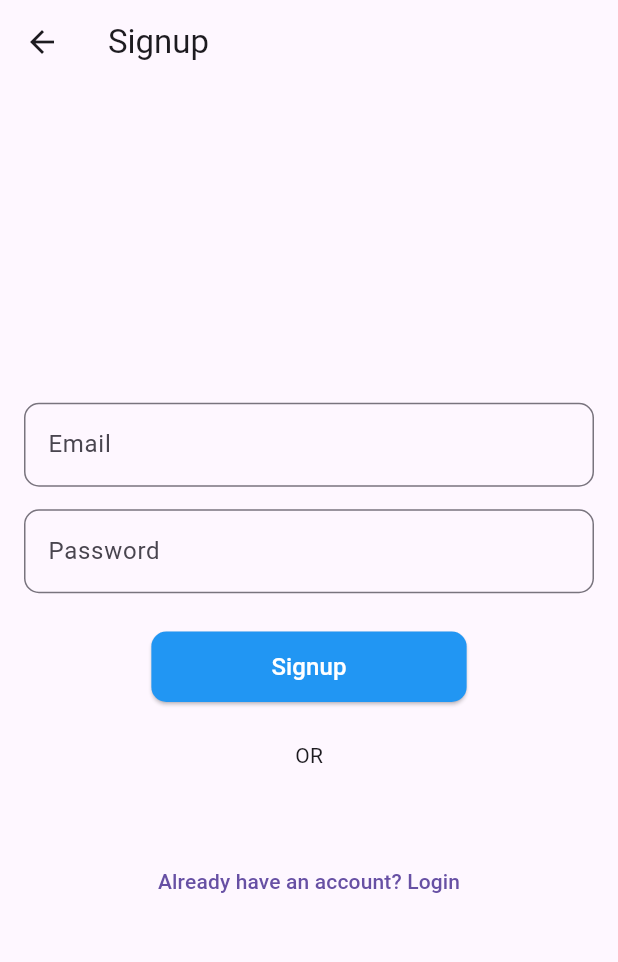
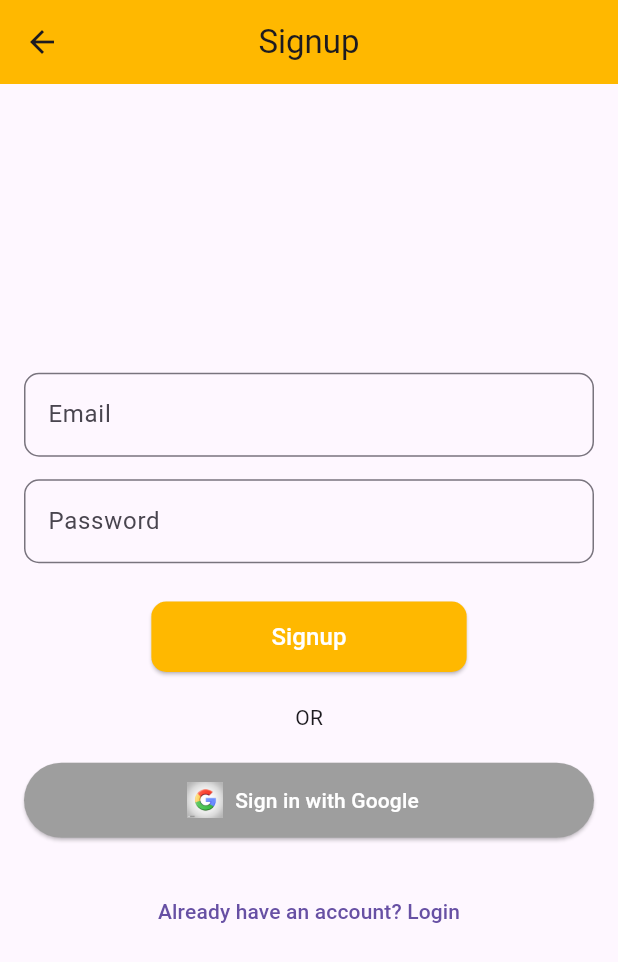
Before and after one commit to Qamar80/chatboot, a Flutter app: the SignupScreen screen opened by its route, on a phone screen of 412 x 824 dp. Shown: the top 962 px of the screen. Run offline on Flutter 3.47's test engine with Material 3 defaults, Android fonts, the phone set to English and light mode, and no system bars; our stand-ins replace firebase_auth, firebase_core, get, google_sign_in; accounts and stored records are empty.

Commit message:
change ui

```diff
--- a/lib/view/auth/signup_screen.dart
+++ b/lib/view/auth/signup_screen.dart
@@ -1,22 +1,33 @@
 import 'package:flutter/material.dart';
 import 'package:get/get.dart';
-
 import '../../controllers/auth_controller.dart';
 import '../../widgets/our_button.dart';
 import '../../widgets/our_textField.dart';
+import '../../constants/colors.dart';
 
+class SignupScreen extends StatefulWidget {
+  const SignupScreen({super.key});
 
-class SignupScreen extends StatelessWidget {
-  const SignupScreen({super.key});
+  @override
+  State<SignupScreen> createState() => _SignupScreenState();
+}
+
+class _SignupScreenState extends State<SignupScreen> {
+  final _formKey = GlobalKey<FormState>();
+
+  final emailController = TextEditingController();
+  final passwordController = TextEditingController();
 
   @override
   Widget build(BuildContext context) {
     final controller = Get.find<AuthController>();
-    final emailController = TextEditingController();
-    final passwordController = TextEditingController();
 
     return Scaffold(
-      appBar: AppBar(title: const Text('Signup')),
+      appBar: AppBar(
+        title: const Text('Signup')
+        ,centerTitle: true,
+        backgroundColor: yellowColor,
+      ),
       body: SingleChildScrollView(
         child: ConstrainedBox(
           constraints: BoxConstraints(
@@ -26,48 +37,86 @@ class SignupScreen extends StatelessWidget {
             child: Padding(
               padding: const EdgeInsets.all(16),
               child: Center(
+                child: Form(
+                  key: _formKey, // ✅ Form key for validation
                   child: Column(
                     mainAxisAlignment: MainAxisAlignment.center,
                     crossAxisAlignment: CrossAxisAlignment.center,
                     children: [
+                      // Email Field
                       ourTextField(
                         title: 'Email',
                         hint: 'Enter Email',
                         controller: emailController,
+                        validator: (value) {
+                          if (value == null || value.isEmpty) {
+                            return 'Email is required';
+                          }
+                          if (!value.contains('@')) {
+                            return 'Enter a valid email';
+                          }
+                          return null;
+                        },
                       ),
                       const SizedBox(height: 15),
 
+                      // Password Field
                       ourTextField(
                         title: 'Password',
                         hint: 'Enter Password',
                         controller: passwordController,
-
+                        isPass: true,
+                        validator: (value) {
+                          if (value == null || value.isEmpty) {
+                            return 'Password is required';
+                          }
+                          if (value.length < 6) {
+                            return 'Password must be at least 6 characters';
+                          }
+                          return null;
+                        },
                       ),
 
                       const SizedBox(height: 25),
 
+                      // Signup Button
                       ourButton(
                         onPress: () {
+                          if (_formKey.currentState!.validate()) {
                             controller.signup(
                               emailController.text.trim(),
                               passwordController.text.trim(),
                             );
+                          }
                         },
-                      color: Colors.blue,
-                      textColor: Colors.white,
+                        color: yellowColor,
+                        textColor: textColor,
                         title: 'Signup',
+                      ),
+
+                      const SizedBox(height: 20),
+                      const Text('OR'),
+                      const SizedBox(height: 20),
+
+                      // Google Sign Up / Sign-In (optional)
+                      ElevatedButton.icon(
+                        onPressed: () => controller.signInWithGoogle(),
+                        icon: Image.asset(
+                          'assets/images/google.png',
+                          height: 24,
+                          width: 24,
+                        ),
+                        label: const Text('Sign in with Google'),
+                        style: ElevatedButton.styleFrom(
+                          backgroundColor: Colors.grey,
+                          foregroundColor: Colors.white,
+                          minimumSize: const Size(double.infinity, 50),
+                        ),
                       ),
 
                       const SizedBox(height: 25),
 
-                    const Text('OR'),
-
-                    const SizedBox(height: 25),
-
-
-
-                    const SizedBox(height: 25),
-
+                      // Login Link
                       TextButton(
                         onPressed: () => Get.toNamed('/login'),
                         child: const Text("Already have an account? Login"),
@@ -79,6 +128,7 @@ class SignupScreen extends StatelessWidget {
             ),
           ),
         ),
+      ),
     );
   }
 }
--- a/lib/widgets/our_textField.dart
+++ b/lib/widgets/our_textField.dart
@@ -1,24 +1,26 @@
 import 'package:flutter/material.dart';
 
 Widget ourTextField({
-  String? title,
-  String? hint,
+  required String title,
+  required String hint,
+  required TextEditingController controller,
   bool isPass = false,
-  controller,
-  int maxLength = 25, // Limit to few words (default 20 chars)
+  int maxLength = 25,
+  String? Function(String?)? validator, //  validation function
 }) {
-  return TextField(
+  return TextFormField(
     obscureText: isPass,
     controller: controller,
-    maxLength: maxLength, //  Limit characters
-    maxLines: 1,          // Single line
+    maxLength: maxLength,
+    maxLines: 1,
     decoration: InputDecoration(
       labelText: title,
       hintText: hint,
-      counterText: "", //  Hide default counter text
+      counterText: "",
       border: OutlineInputBorder(
         borderRadius: BorderRadius.circular(10),
       ),
     ),
+    validator: validator, //  Apply validator
   );
 }
```
Also changed, not shown: lib/controllers/auth_controller.dart (+37 -36 lines), lib/view/auth/login_screen.dart (+56 -14 lines), lib/view/chat/chat_screen.dart (+11 -0 lines), lib/controllers/user_controller.dart (deleted), lib/widgets/custom_button.dart (deleted), lib/widgets/custom_textfield.dart (deleted). Lines whose indentation alone changed are shown as unchanged.
